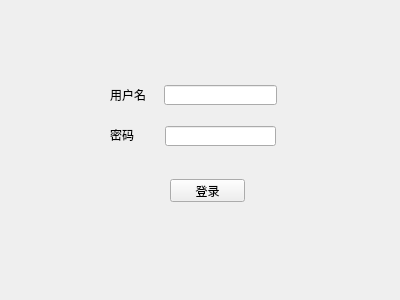
Above: main/Form/Login.ui from BigDape/OpenCVGlassDetection before the change. Below: the same form after it.
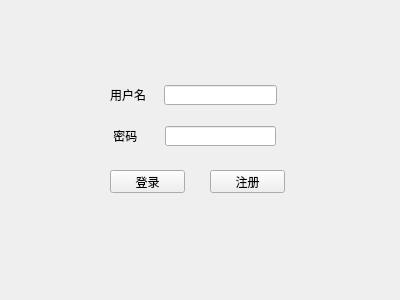
That is the form after the change.

```diff
--- a/main/Form/Login.ui
+++ b/main/Form/Login.ui
@@ -27,9 +27,9 @@
    <property name="geometry">
     <rect>
      <x>110</x>
-     <y>89</y>
+     <y>85</y>
      <width>54</width>
-     <height>12</height>
+     <height>20</height>
     </rect>
    </property>
    <property name="text">
@@ -40,13 +40,13 @@
    <property name="geometry">
     <rect>
      <x>110</x>
-     <y>129</y>
+     <y>126</y>
      <width>54</width>
-     <height>12</height>
+     <height>20</height>
     </rect>
    </property>
    <property name="text">
-    <string>密码</string>
+    <string> 密码</string>
    </property>
   </widget>
   <widget class="QLineEdit" name="passwdLE">
@@ -62,8 +62,8 @@
   <widget class="QPushButton" name="loginBT">
    <property name="geometry">
     <rect>
-     <x>170</x>
-     <y>179</y>
+     <x>110</x>
+     <y>170</y>
      <width>75</width>
      <height>23</height>
     </rect>
@@ -72,6 +72,19 @@
     <string>登录</string>
    </property>
   </widget>
+  <widget class="QPushButton" name="pushButton">
+   <property name="geometry">
+    <rect>
+     <x>210</x>
+     <y>170</y>
+     <width>75</width>
+     <height>23</height>
+    </rect>
+   </property>
+   <property name="text">
+    <string>注册</string>
+   </property>
+  </widget>
  </widget>
  <resources/>
  <connections/>
```
